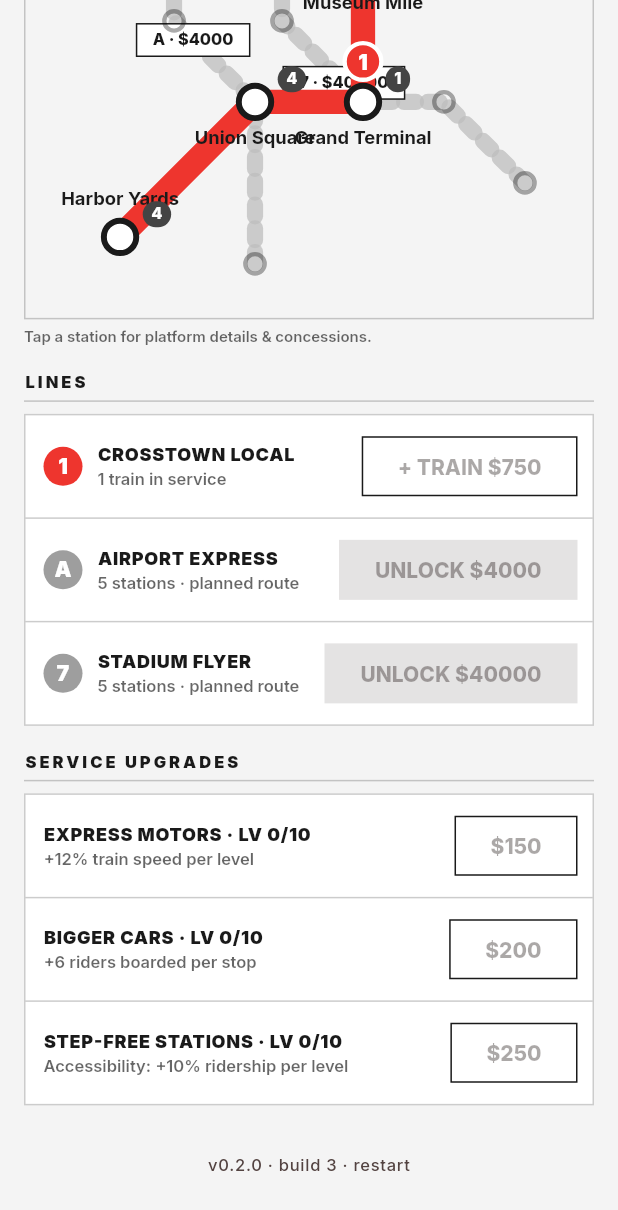
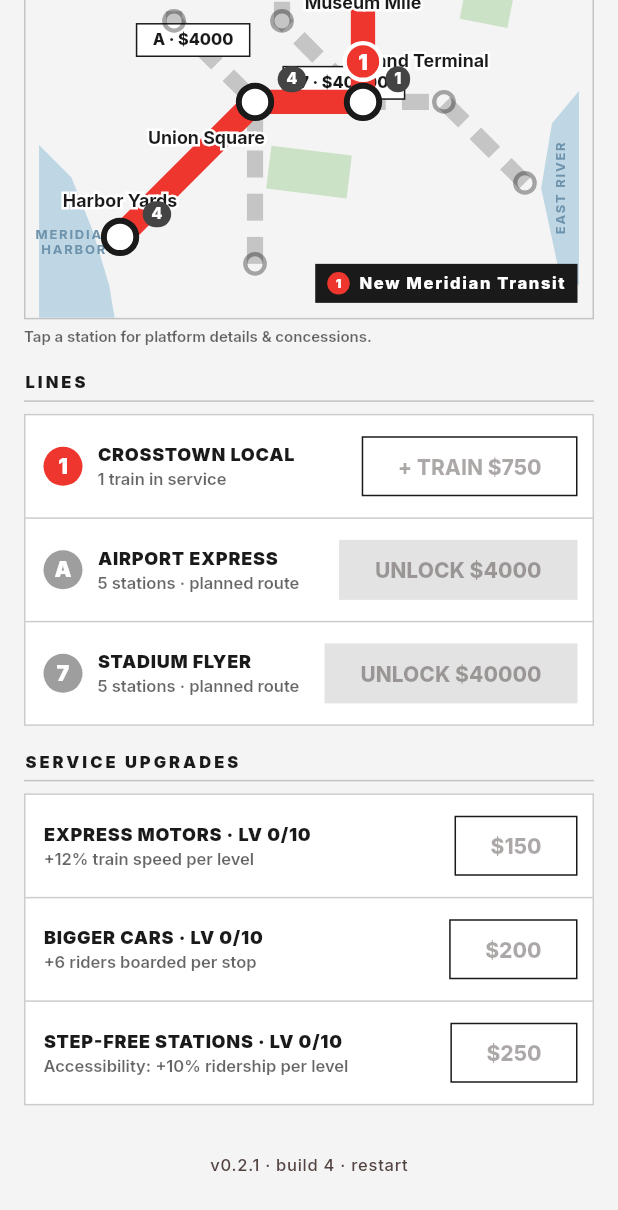
Before and after one commit to Armandoxh/Territorygame, a Flutter app: the screen it shows after launch, scrolled down 308 dp, on a phone screen of 412 x 824 dp. Shown: the top 1210 px of the screen. Run offline on Flutter 3.47's test engine with Material 3 defaults, Android fonts, the phone set to English and light mode, and no system bars; our stand-ins replace flutter_svg, google_fonts, shared_preferences; missing offline and left inert: dart:html, dart:js_util.

Commit message:
Map polish from playtest: real dashes, city geography, no label pileups (build 4)
Player verdict on build 3: 'looks horrible' — three specific hits, three
fixes:

- 'Ant legs': the hand-rolled dash loop drew stubby round-capped blobs
  with a buggy phase carry. Locked lines now use PathMetrics to cut
  long, uniform, butt-capped dashes that flow cleanly through bends.
- 'No city in the backdrop': New Meridian now has geography — a harbor
  along the south-west shore, the East River, a northern inlet (flat
  #BFD7E4 water with map-style labels, MERIDIAN HARBOR / EAST RIVER) and
  four park blocks (flat #CBE2C6), each a different size and tilt per
  the asymmetrical-variation rule. Palette recorded in STYLE.md.
- 'UI elements on top of each other': the y=60 corridor stacked three
  station labels. Labels now carry hand-tuned per-station offsets in the
  city data (Union fans left-below, Grand above-right, Gaslight below),
  every label gets a white halo like real map type, and the corner
  plate moved to the bottom-right, off the crowded corner.

Co-Authored-By: Claude Fable 5 <noreply@anthropic.com>
Claude-Session: https://claude.ai/code/session_01JqBticQH2m2VG91X5ciAMv

```diff
--- a/metro/lib/data/cities.dart
+++ b/metro/lib/data/cities.dart
@@ -13,15 +13,45 @@ class StationDef {
   /// Riders per second who want to board here (before upgrades).
   final double demand;
 
+  /// Hand-tuned label placement (map units). labelDy > 0: label sits below
+  /// the dot at that offset; labelDy < 0: label sits above with its bottom at
+  /// that offset; 0 = automatic (below, or above near the map's bottom edge).
+  /// Dense corridors NEED these — three stations on one row will otherwise
+  /// stack their labels.
+  final double labelDx;
+  final double labelDy;
+
   const StationDef({
     required this.id,
     required this.name,
     required this.x,
     required this.y,
     required this.demand,
+    this.labelDx = 0,
+    this.labelDy = 0,
   });
 
   Offset get pos => Offset(x, y);
+}
+
+/// A park block: flat green, each with its own size and slight rotation
+/// (STYLE.md: asymmetrical variation — no two alike).
+class ParkDef {
+  final double cx;
+  final double cy;
+  final double w;
+  final double h;
+  final double rotDeg;
+  const ParkDef(this.cx, this.cy, this.w, this.h, this.rotDeg);
+}
+
+/// A water-body label ("MERIDIAN HARBOR"), optionally rotated for rivers.
+class WaterLabel {
+  final String text;
+  final double x;
+  final double y;
+  final double rotDeg;
+  const WaterLabel(this.text, this.x, this.y, {this.rotDeg = 0});
 }
 
 /// A subway line: a colored path through station ids. Trains ping-pong end to
@@ -63,12 +93,21 @@ class CityDef {
   final List<StationDef> stations;
   final List<LineDef> lines;
 
+  /// Flat water polygons (closed), drawn under everything — the geography
+  /// that makes the landmass read as a city.
+  final List<List<Offset>> waters;
+  final List<ParkDef> parks;
+  final List<WaterLabel> waterLabels;
+
   const CityDef({
     required this.id,
     required this.name,
     required this.tagline,
     required this.stations,
     required this.lines,
+    this.waters = const [],
+    this.parks = const [],
+    this.waterLabels = const [],
   });
 
   StationDef stationById(String id) =>
@@ -85,18 +124,45 @@ class Cities {
     name: 'New Meridian',
     tagline: 'The city that never stops riding.',
     stations: [
-      // Line 1 corridor.
+      // Line 1 corridor. Label offsets are hand-tuned: three stations share
+      // the y=60 row, so their labels fan out instead of stacking.
       StationDef(id: 'harbor', name: 'Harbor Yards', x: 15, y: 85, demand: 0.5),
-      StationDef(id: 'union', name: 'Union Square', x: 40, y: 60, demand: 1.0),
-      StationDef(id: 'grand', name: 'Grand Terminal', x: 60, y: 60, demand: 0.8),
+      StationDef(
+          id: 'union',
+          name: 'Union Square',
+          x: 40,
+          y: 60,
+          demand: 1.0,
+          labelDx: -9,
+          labelDy: 4.5),
+      StationDef(
+          id: 'grand',
+          name: 'Grand Terminal',
+          x: 60,
+          y: 60,
+          demand: 0.8,
+          labelDx: 11,
+          labelDy: -6),
       StationDef(id: 'museum', name: 'Museum Mile', x: 60, y: 35, demand: 0.6),
       StationDef(
           id: 'northgate', name: 'Northgate', x: 80, y: 15, demand: 0.4),
       // Line A corridor (interchange at Union Square).
       StationDef(
-          id: 'southport', name: 'Southport', x: 40, y: 90, demand: 0.5),
+          id: 'southport',
+          name: 'Southport',
+          x: 40,
+          y: 90,
+          demand: 0.5,
+          labelDx: 10,
+          labelDy: -4.5),
       StationDef(
-          id: 'midwest', name: 'Midtown West', x: 25, y: 45, demand: 0.7),
+          id: 'midwest',
+          name: 'Midtown West',
+          x: 25,
+          y: 45,
+          demand: 0.7,
+          labelDx: -8,
+          labelDy: 4.5),
       StationDef(
           id: 'cathedral', name: 'Cathedral', x: 25, y: 25, demand: 0.5),
       StationDef(id: 'airport', name: 'Airport', x: 40, y: 10, demand: 0.9),
@@ -104,9 +170,50 @@ class Cities {
       StationDef(
           id: 'eastdocks', name: 'East Docks', x: 90, y: 75, demand: 0.6),
       StationDef(
-          id: 'gaslight', name: 'Gaslight Qtr', x: 75, y: 60, demand: 0.7),
+          id: 'gaslight',
+          name: 'Gaslight Qtr',
+          x: 75,
+          y: 60,
+          demand: 0.7,
+          labelDx: 3,
+          labelDy: 4.5),
       StationDef(id: 'oldtown', name: 'Old Town', x: 45, y: 45, demand: 0.6),
       StationDef(id: 'stadium', name: 'Stadium', x: 45, y: 20, demand: 1.1),
+    ],
+    // Geography: a harbor along the south-west shore, the East River on the
+    // right, a corner inlet up north — flat, textureless water — plus park
+    // blocks, each its own size and tilt.
+    waters: [
+      [
+        Offset(0, 68),
+        Offset(6, 74),
+        Offset(10, 84),
+        Offset(13, 94),
+        Offset(14, 100),
+        Offset(0, 100),
+      ],
+      [
+        Offset(100, 58),
+        Offset(95, 64),
+        Offset(93, 76),
+        Offset(96, 90),
+        Offset(100, 94),
+      ],
+      [
+        Offset(86, 0),
+        Offset(100, 0),
+        Offset(100, 14),
+      ],
+    ],
+    parks: [
+      ParkDef(50, 73, 15, 8, 7),
+      ParkDef(14, 16, 8, 11, 5),
+      ParkDef(34, 30, 10, 6, -4),
+      ParkDef(83, 42, 9, 7, 11),
+    ],
+    waterLabels: [
+      WaterLabel('MERIDIAN\nHARBOR', 6.5, 86),
+      WaterLabel('EAST RIVER', 96.5, 76, rotDeg: -90),
     ],
     lines: [
       LineDef(
--- a/metro/lib/version.dart
+++ b/metro/lib/version.dart
@@ -1,4 +1,4 @@
 /// Shown in the footer; bump the build number on every deployed change so the
 /// live page always tells you which build you're looking at.
-const String kAppVersion = '0.2.0';
-const int kBuildNumber = 3;
+const String kAppVersion = '0.2.1';
+const int kBuildNumber = 4;
--- a/metro/pubspec.yaml
+++ b/metro/pubspec.yaml
@@ -1,7 +1,7 @@
 name: metro_magnate
 description: "Metro Magnate — an idle game about building a subway empire, one line at a time."
 publish_to: 'none'
-version: 0.2.0+3
+version: 0.2.1+4
 
 environment:
   sdk: '>=3.4.0 <4.0.0'
```
Also changed, not shown: metro/lib/ui/metro_map.dart (+99 -36 lines), 2 other files.
